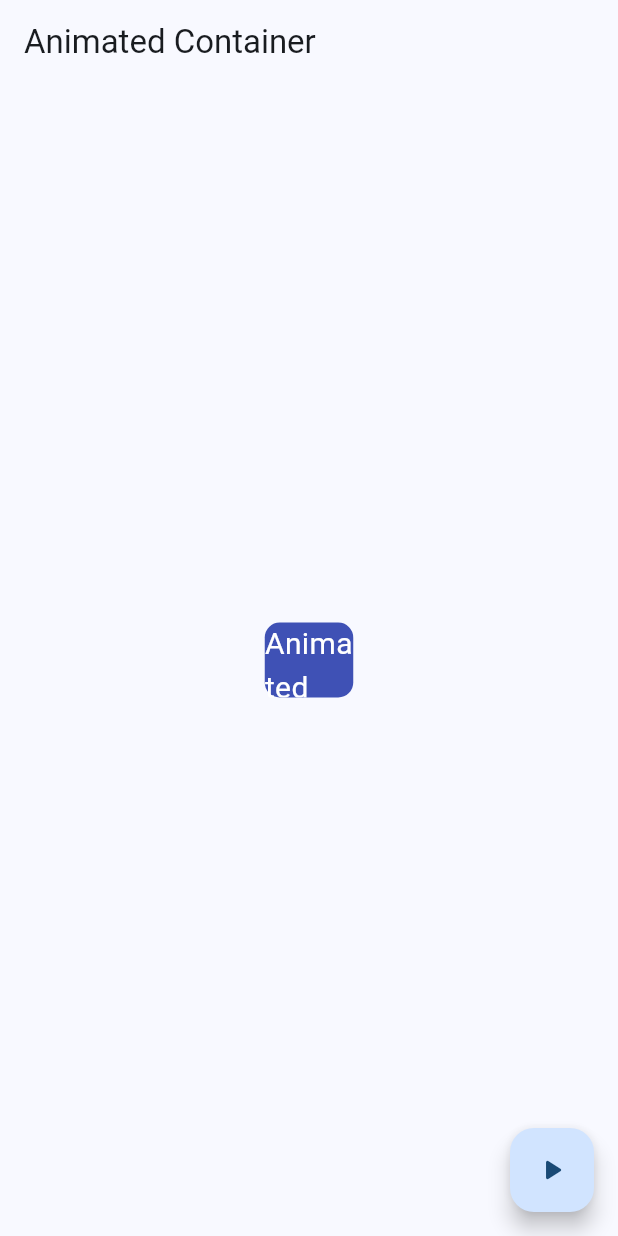
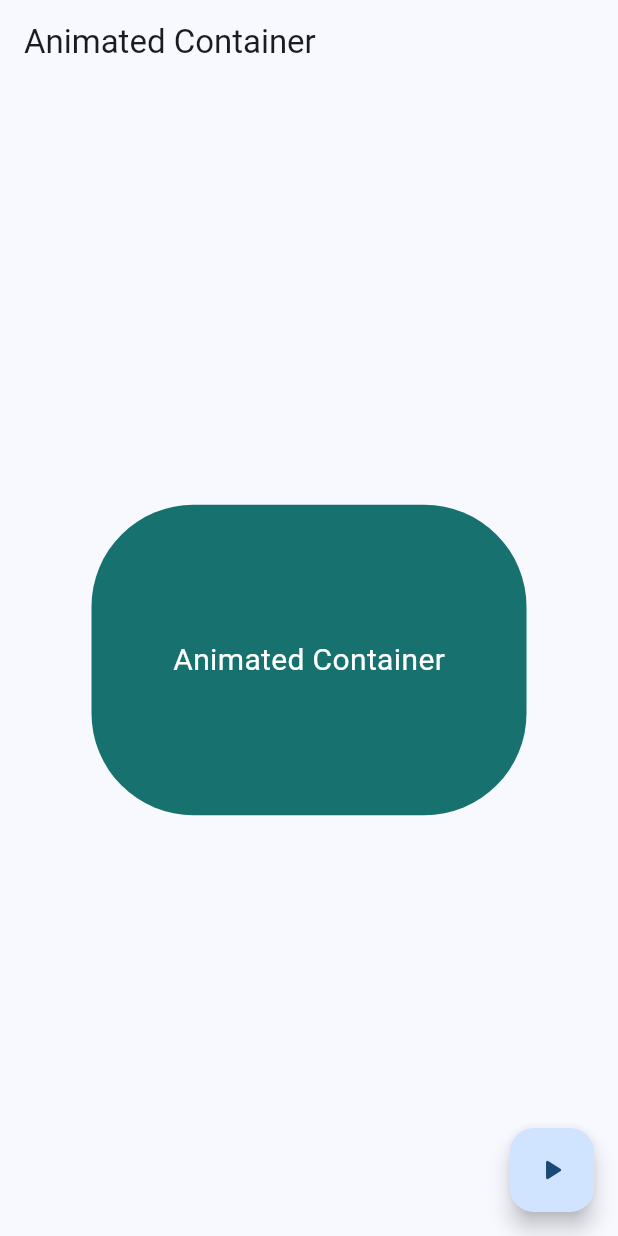
Before and after one commit to LucasMJuarez/widgets_flutter_app, a Flutter app: the AnimateScreen screen opened by its route, after a tap on the "play arrow" icon, on a phone screen of 412 x 824 dp. Run offline on Flutter 3.47's test engine with Material 3 defaults, Android fonts, the phone set to English and light mode, and no system bars; our stand-ins replace go_router.

Commit message:
add props random for _animated container

```diff
--- a/lib/presentation/screens/animated/animate_screen.dart
+++ b/lib/presentation/screens/animated/animate_screen.dart
@@ -18,7 +18,20 @@ class _AnimateScreenState extends State<AnimateScreen> {
 
   double borderRadius = 10;
 
-  void changeShape() {}
+  void changeShape() {
+    final random = Random();
+    width = random.nextInt(300).toDouble() + 70;
+    height = random.nextInt(300).toDouble() + 70;
+    color = Color.fromRGBO(
+      random.nextInt(255),
+      random.nextInt(255),
+      random.nextInt(255),
+      1,
+    );
+    borderRadius = random.nextInt(100).toDouble() + 10;
+    setState(() {});
+  }
+
   @override
   Widget build(BuildContext context) {
     return Scaffold(
@@ -26,6 +39,7 @@ class _AnimateScreenState extends State<AnimateScreen> {
       body: Center(
         child: AnimatedContainer(
           duration: const Duration(milliseconds: 400),
+          curve: Curves.bounceOut,
           width: width,
           height: height,
           decoration: BoxDecoration(
@@ -41,9 +55,7 @@ class _AnimateScreenState extends State<AnimateScreen> {
         ),
       ),
       floatingActionButton: FloatingActionButton(
-        onPressed: () {
-          // Add your action here
-        },
+        onPressed: changeShape,
         child: const Icon(Icons.play_arrow_rounded),
       ),
     );
```
